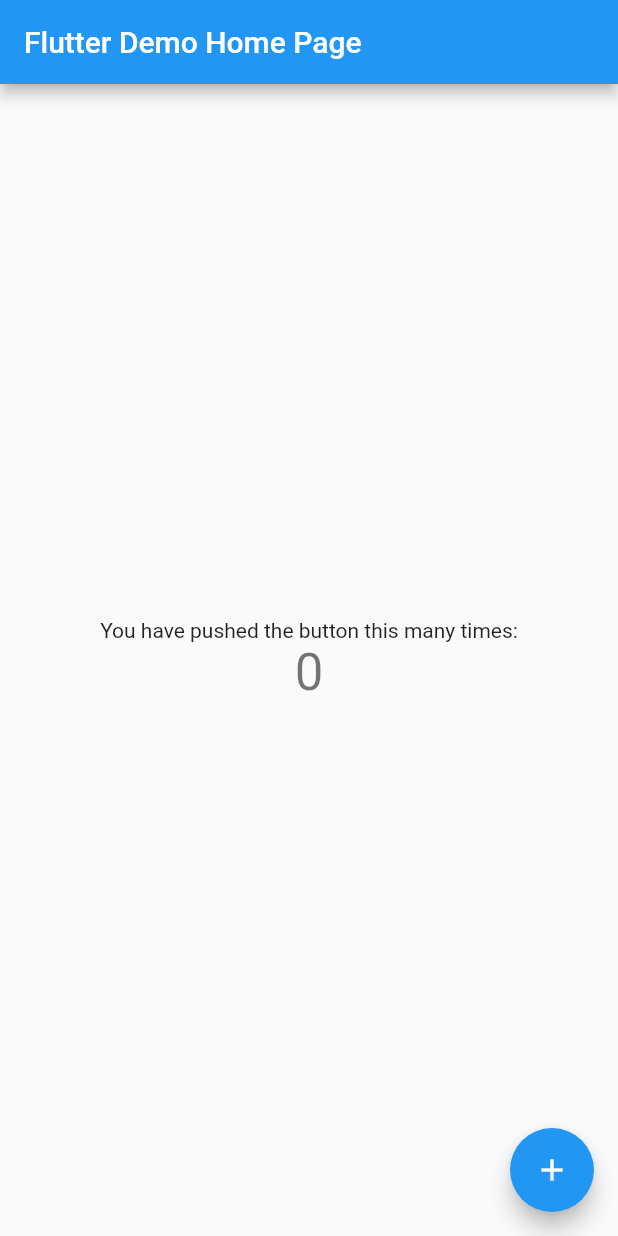
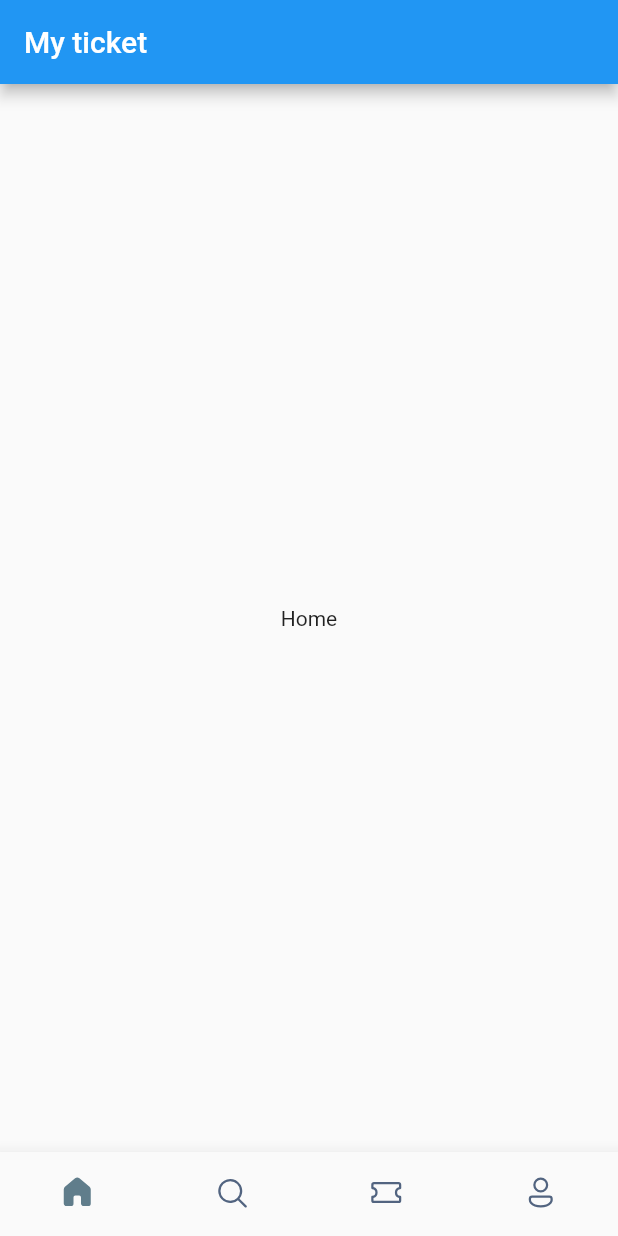
Before and after one commit to Vanquan99/ticked-booking-app, a Flutter app: the screen it shows after launch, on a phone screen of 412 x 824 dp. Run offline on Flutter 3.47's test engine with Material 2 defaults, Android fonts, the phone set to English and light mode, and no system bars; our stand-ins replace fluentui_icons.

Commit message:
bottom bar

```diff
--- a/lib/main.dart
+++ b/lib/main.dart
@@ -1,4 +1,5 @@
 import 'package:flutter/material.dart';
+import 'package:ticked_booking_app/screens/bottom_bar.dart';
 
 void main() {
   runApp(const MyApp());
@@ -13,103 +14,9 @@ class MyApp extends StatelessWidget {
     return MaterialApp(
       title: 'Flutter Demo',
       theme: ThemeData(
-        // This is the theme of your application.
-        //
-        // Try running your application with "flutter run". You'll see the
-        // application has a blue toolbar. Then, without quitting the app, try
-        // changing the primarySwatch below to Colors.green and then invoke
-        // "hot reload" (press "r" in the console where you ran "flutter run",
-        // or simply save your changes to "hot reload" in a Flutter IDE).
-        // Notice that the counter didn't reset back to zero; the application
-        // is not restarted.
         primarySwatch: Colors.blue,
       ),
-      home: const MyHomePage(title: 'Flutter Demo Home Page'),
+      home: const BottomBar(),
     );
   }
 }
-
-class MyHomePage extends StatefulWidget {
-  const MyHomePage({Key? key, required this.title}) : super(key: key);
-
-  // This widget is the home page of your application. It is stateful, meaning
-  // that it has a State object (defined below) that contains fields that affect
-  // how it looks.
-
-  // This class is the configuration for the state. It holds the values (in this
-  // case the title) provided by the parent (in this case the App widget) and
-  // used by the build method of the State. Fields in a Widget subclass are
-  // always marked "final".
-
-  final String title;
-
-  @override
-  State<MyHomePage> createState() => _MyHomePageState();
-}
-
-class _MyHomePageState extends State<MyHomePage> {
-  int _counter = 0;
-
-  void _incrementCounter() {
-    setState(() {
-      // This call to setState tells the Flutter framework that something has
-      // changed in this State, which causes it to rerun the build method below
-      // so that the display can reflect the updated values. If we changed
-      // _counter without calling setState(), then the build method would not be
-      // called again, and so nothing would appear to happen.
-      _counter++;
-    });
-  }
-
-  @override
-  Widget build(BuildContext context) {
-    // This method is rerun every time setState is called, for instance as done
-    // by the _incrementCounter method above.
-    //
-    // The Flutter framework has been optimized to make rerunning build methods
-    // fast, so that you can just rebuild anything that needs updating rather
-    // than having to individually change instances of widgets.
-    return Scaffold(
-      appBar: AppBar(
-        // Here we take the value from the MyHomePage object that was created by
-        // the App.build method, and use it to set our appbar title.
-        title: Text(widget.title),
-      ),
-      body: Center(
-        // Center is a layout widget. It takes a single child and positions it
-        // in the middle of the parent.
-        child: Column(
-          // Column is also a layout widget. It takes a list of children and
-          // arranges them vertically. By default, it sizes itself to fit its
-          // children horizontally, and tries to be as tall as its parent.
-          //
-          // Invoke "debug painting" (press "p" in the console, choose the
-          // "Toggle Debug Paint" action from the Flutter Inspector in Android
-          // Studio, or the "Toggle Debug Paint" command in Visual Studio Code)
-          // to see the wireframe for each widget.
-          //
-          // Column has various properties to control how it sizes itself and
-          // how it positions its children. Here we use mainAxisAlignment to
-          // center the children vertically; the main axis here is the vertical
-          // axis because Columns are vertical (the cross axis would be
-          // horizontal).
-          mainAxisAlignment: MainAxisAlignment.center,
-          children: <Widget>[
-            const Text(
-              'You have pushed the button this many times:',
-            ),
-            Text(
-              '$_counter',
-              style: Theme.of(context).textTheme.headline4,
-            ),
-          ],
-        ),
-      ),
-      floatingActionButton: FloatingActionButton(
-        onPressed: _incrementCounter,
-        tooltip: 'Increment',
-        child: const Icon(Icons.add),
-      ), // This trailing comma makes auto-formatting nicer for build methods.
-    );
-  }
-}
--- /dev/null
+++ b/lib/screens/bottom_bar.dart
@@ -0,0 +1,71 @@
+import 'package:fluentui_icons/fluentui_icons.dart';
+import 'package:flutter/cupertino.dart';
+import 'package:flutter/material.dart';
+
+class BottomBar extends StatefulWidget {
+  const BottomBar({Key? key}) : super(key: key);
+
+  @override
+  State<BottomBar> createState() => _BottomBarState();
+}
+
+class _BottomBarState extends State<BottomBar> {
+  int _selectedIndex = 0;
+  static final List<Widget> _widgetOptions = <Widget>[
+    const Text('Home'),
+    const Text('Search'),
+    const Text('Tickets'),
+    const Text('Profile'),
+  ];
+
+  void _onItemTapped(int index){
+    // _selectedIndex = index;
+    // print('Tapped index is ${_selectedIndex}');
+    // print('Tapped index is'+_selectedIndex.toString());
+    // print(_selectedIndex.toString());
+    setState(() {
+      _selectedIndex = index;
+    });
+  }
+  @override
+  Widget build(BuildContext context) {
+    return Scaffold(
+      appBar: AppBar(
+        title: const Text('My ticket'),
+      ),
+      // body: const Center(
+      //   child: Text("My body"),
+      // ),
+      body: Center(
+          child: _widgetOptions[_selectedIndex]),
+      bottomNavigationBar: BottomNavigationBar(
+        currentIndex: _selectedIndex,
+        onTap: _onItemTapped,
+        elevation: 10,
+        showSelectedLabels: false,
+        showUnselectedLabels: false,
+        selectedItemColor: Colors.blueGrey,
+        type: BottomNavigationBarType.fixed,
+        unselectedItemColor: const Color(0xFF526480),
+        items: const [
+          BottomNavigationBarItem(
+              icon: Icon(FluentSystemIcons.ic_fluent_home_regular),
+              activeIcon: Icon(FluentSystemIcons.ic_fluent_home_filled),
+              label: "Home"),
+          BottomNavigationBarItem(
+              icon: Icon(FluentSystemIcons.ic_fluent_search_regular),
+              activeIcon: Icon(FluentSystemIcons.ic_fluent_search_filled),
+              label: "search"),
+          BottomNavigationBarItem(
+              icon: Icon(FluentSystemIcons.ic_fluent_ticket_regular),
+              activeIcon: Icon(FluentSystemIcons.ic_fluent_ticket_filled),
+              label: "Ticket"),
+          BottomNavigationBarItem(
+              icon: Icon(FluentSystemIcons.ic_fluent_person_regular),
+              activeIcon: Icon(FluentSystemIcons.ic_fluent_person_filled),
+              label: "Profile"),
+        ],
+      ),
+    );
+  }
+}
--- a/pubspec.yaml
+++ b/pubspec.yaml
@@ -34,6 +34,7 @@ dependencies:
   # The following adds the Cupertino Icons font to your application.
   # Use with the CupertinoIcons class for iOS style icons.
   cupertino_icons: ^1.0.2
+  fluentui_icons: ^1.0.0
 
 dev_dependencies:
   flutter_test:
```
Also changed, not shown: pubspec.lock, 2 other files.
